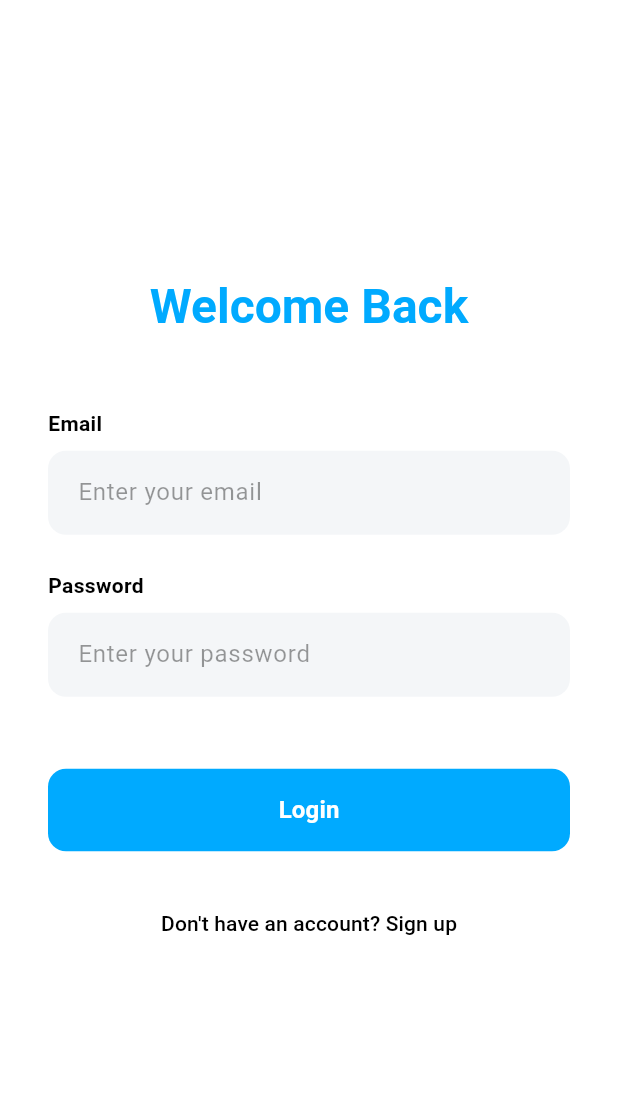
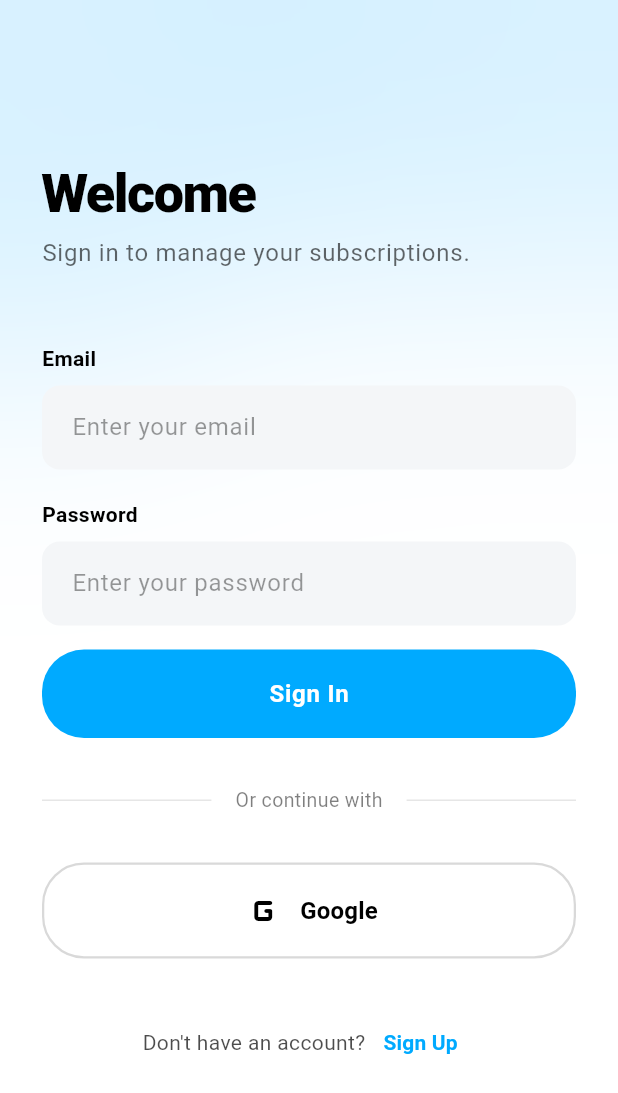
Before and after one commit to SP3CTRE404/premio-mobile-app, a Flutter app: the screen it shows after launch, on a phone screen of 412 x 824 dp. Shown: the top 1093 px of the screen. Run offline on Flutter 3.47's test engine with Material 3 defaults, Android fonts, the phone set to English and light mode, and no system bars; our stand-ins replace dio, flutter_riverpod, flutter_secure_storage, pdf, printing.

Commit message:
login and register screens

```diff
--- a/lib/features/auth/screens/login_screen.dart
+++ b/lib/features/auth/screens/login_screen.dart
@@ -1,10 +1,17 @@
 import 'package:flutter/material.dart';
 import 'package:flutter_riverpod/flutter_riverpod.dart';
+
+import '../../navigation/screens/main_scaffold.dart';
 import '../models/auth_request.dart';
 import '../providers/auth_provider.dart';
+import '../widgets/auth_background.dart';
+import '../widgets/auth_button.dart';
+import '../widgets/auth_divider.dart';
+import '../widgets/auth_header.dart';
+import '../widgets/auth_redirect.dart';
 import '../widgets/auth_text_field.dart';
+import '../widgets/google_sign_in_button.dart';
 import 'register_screen.dart';
-import '../../navigation/screens/main_scaffold.dart';
 
 class LoginScreen extends ConsumerStatefulWidget {
   const LoginScreen({super.key});
@@ -52,23 +59,23 @@ class _LoginScreenState extends ConsumerState<LoginScreen> {
     });
 
     return Scaffold(
-      body: SafeArea(
+      body: Stack(
+        children: [
+          const AuthBackground(),
+          SafeArea(
             child: Center(
               child: SingleChildScrollView(
-            padding: const EdgeInsets.symmetric(horizontal: 32.0),
+                padding: const EdgeInsets.symmetric(horizontal: 28.0),
                 child: Form(
                   key: _formKey,
                   child: Column(
                     mainAxisAlignment: MainAxisAlignment.center,
                     crossAxisAlignment: CrossAxisAlignment.stretch,
                     children: [
-                  Text(
-                    'Welcome Back',
-                    style: Theme.of(context).textTheme.headlineLarge?.copyWith(
-                      fontWeight: FontWeight.bold,
-                      color: Theme.of(context).primaryColor,
-                    ),
-                    textAlign: TextAlign.center,
+                      const SizedBox(height: 24),
+                      const AuthHeader(
+                        title: 'Welcome',
+                        subtitle: 'Sign in to manage your subscriptions.',
                       ),
                       const SizedBox(height: 48),
                       AuthTextField(
@@ -77,59 +84,48 @@ class _LoginScreenState extends ConsumerState<LoginScreen> {
                         controller: _emailController,
                         keyboardType: TextInputType.emailAddress,
                       ),
-                  const SizedBox(height: 24),
+                      const SizedBox(height: 20),
                       AuthTextField(
                         label: 'Password',
                         hint: 'Enter your password',
                         controller: _passwordController,
                         isPassword: true,
                       ),
-                  const SizedBox(height: 48),
-                  ElevatedButton(
-                    onPressed: authState == AuthStatus.loading ? null : _submit,
-                    style: ElevatedButton.styleFrom(
-                      backgroundColor: Theme.of(context).primaryColor,
-                      foregroundColor: Colors.white,
-                      padding: const EdgeInsets.symmetric(vertical: 16),
-                      shape: RoundedRectangleBorder(
-                        borderRadius: BorderRadius.circular(12),
+                      const SizedBox(height: 16),
+                      AuthButton(
+                        onPressed: _submit,
+                        label: 'Sign In',
+                        isLoading: authState == AuthStatus.loading,
                       ),
-                      elevation: 0,
+                      const SizedBox(height: 32),
+                      const AuthDivider(),
+                      const SizedBox(height: 32),
+                      GoogleSignInButton(
+                        onPressed: () {
+                          ScaffoldMessenger.of(context).showSnackBar(
+                            const SnackBar(content: Text('Google Sign-In coming soon!')),
+                          );
+                        },
                       ),
-                    child: authState == AuthStatus.loading
-                        ? const SizedBox(
-                            height: 24,
-                            width: 24,
-                            child: CircularProgressIndicator(
-                              color: Colors.white,
-                              strokeWidth: 2,
-                            ),
-                          )
-                        : const Text(
-                            'Login',
-                            style: TextStyle(fontSize: 16, fontWeight: FontWeight.bold),
-                          ),
-                  ),
-                  const SizedBox(height: 24),
-                  TextButton(
+                      const SizedBox(height: 32),
+                      AuthRedirect(
+                        text: 'Don\'t have an account?',
+                        buttonText: 'Sign Up',
                         onPressed: () {
                           Navigator.of(context).push(
                             MaterialPageRoute(builder: (_) => const RegisterScreen()),
                           );
                         },
-                    child: Text(
-                      'Don\'t have an account? Sign up',
-                      style: TextStyle(
-                        color: Theme.of(context).colorScheme.onSurface,
                       ),
-                    ),
-                  ),
+                      const SizedBox(height: 20),
                     ],
                   ),
                 ),
               ),
             ),
           ),
+        ],
+      ),
     );
   }
 }
--- /dev/null
+++ b/lib/features/auth/widgets/auth_background.dart
@@ -0,0 +1,46 @@
+import 'dart:ui';
+import 'package:flutter/material.dart';
+
+import '../../../core/theme/app_colors.dart';
+
+class AuthBackground extends StatelessWidget {
+  const AuthBackground({super.key});
+
+  @override
+  Widget build(BuildContext context) {
+    return Stack(
+      children: [
+        Positioned(
+          top: -100,
+          right: -50,
+          child: Container(
+            width: 300,
+            height: 300,
+            decoration: BoxDecoration(
+              shape: BoxShape.circle,
+              color: AppColors.cobaltBlue.withValues(alpha: 0.15),
+            ),
+          ),
+        ),
+        Positioned(
+          top: -50,
+          left: -100,
+          child: Container(
+            width: 300,
+            height: 300,
+            decoration: BoxDecoration(
+              shape: BoxShape.circle,
+              color: AppColors.cobaltBlue.withValues(alpha: 0.15),
+            ),
+          ),
+        ),
+        Positioned.fill(
+          child: BackdropFilter(
+            filter: ImageFilter.blur(sigmaX: 80, sigmaY: 80),
+            child: const SizedBox(),
+          ),
+        ),
+      ],
+    );
+  }
+}
--- /dev/null
+++ b/lib/features/auth/widgets/auth_button.dart
@@ -0,0 +1,45 @@
+import 'package:flutter/material.dart';
+
+import '../../../core/theme/app_colors.dart';
+
+class AuthButton extends StatelessWidget {
+  final VoidCallback? onPressed;
+  final String label;
+  final bool isLoading;
+
+  const AuthButton({
+    super.key,
+    required this.onPressed,
+    required this.label,
+    this.isLoading = false,
+  });
+
+  @override
+  Widget build(BuildContext context) {
+    return FilledButton(
+      onPressed: isLoading ? null : onPressed,
+      style: FilledButton.styleFrom(
+        backgroundColor: AppColors.cobaltBlue,
+        foregroundColor: Colors.white,
+        padding: const EdgeInsets.symmetric(vertical: 18),
+        shape: RoundedRectangleBorder(
+          borderRadius: BorderRadius.circular(28),
+        ),
+        elevation: 0,
+      ),
+      child: isLoading
+          ? const SizedBox(
+              height: 24,
+              width: 24,
+              child: CircularProgressIndicator(
+                color: Colors.white,
+                strokeWidth: 2.5,
+              ),
+            )
+          : Text(
+              label,
+              style: const TextStyle(fontSize: 16, fontWeight: FontWeight.bold, letterSpacing: 0.5),
+            ),
+    );
+  }
+}
--- /dev/null
+++ b/lib/features/auth/widgets/auth_divider.dart
@@ -0,0 +1,23 @@
+import 'package:flutter/material.dart';
+
+class AuthDivider extends StatelessWidget {
+  const AuthDivider({super.key});
+
+  @override
+  Widget build(BuildContext context) {
+    final colorScheme = Theme.of(context).colorScheme;
+    return Row(
+      children: [
+        Expanded(child: Divider(color: colorScheme.onSurface.withValues(alpha: 0.1))),
+        Padding(
+          padding: const EdgeInsets.symmetric(horizontal: 16),
+          child: Text(
+            'Or continue with',
+            style: TextStyle(color: colorScheme.onSurface.withValues(alpha: 0.5), fontSize: 13),
+          ),
+        ),
+        Expanded(child: Divider(color: colorScheme.onSurface.withValues(alpha: 0.1))),
+      ],
+    );
+  }
+}
--- /dev/null
+++ b/lib/features/auth/widgets/auth_header.dart
@@ -0,0 +1,42 @@
+import 'package:flutter/material.dart';
+
+class AuthHeader extends StatelessWidget {
+  final String title;
+  final String subtitle;
+
+  const AuthHeader({
+    super.key,
+    required this.title,
+    required this.subtitle,
+  });
+
+  @override
+  Widget build(BuildContext context) {
+    final theme = Theme.of(context);
+    final colorScheme = theme.colorScheme;
+
+    return Column(
+      crossAxisAlignment: CrossAxisAlignment.stretch,
+      children: [
+        Text(
+          title,
+          style: theme.textTheme.displaySmall?.copyWith(
+            fontWeight: FontWeight.w900,
+            height: 1.1,
+            letterSpacing: -1,
+            color: colorScheme.onSurface,
+          ),
+          textAlign: TextAlign.left,
+        ),
+        const SizedBox(height: 8),
+        Text(
+          subtitle,
+          style: theme.textTheme.bodyLarge?.copyWith(
+            color: colorScheme.onSurface.withValues(alpha: 0.6),
+          ),
+          textAlign: TextAlign.left,
+        ),
+      ],
+    );
+  }
+}
--- /dev/null
+++ b/lib/features/auth/widgets/auth_redirect.dart
@@ -0,0 +1,35 @@
+import 'package:flutter/material.dart';
+
+import '../../../core/theme/app_colors.dart';
+
+class AuthRedirect extends StatelessWidget {
+  final String text;
+  final String buttonText;
+  final VoidCallback onPressed;
+
+  const AuthRedirect({
+    super.key,
+    required this.text,
+    required this.buttonText,
+    required this.onPressed,
+  });
+
+  @override
+  Widget build(BuildContext context) {
+    final colorScheme = Theme.of(context).colorScheme;
+    return Row(
+      mainAxisAlignment: MainAxisAlignment.center,
+      children: [
+        Text(
+          text,
+          style: TextStyle(color: colorScheme.onSurface.withValues(alpha: 0.7)),
+        ),
+        TextButton(
+          onPressed: onPressed,
+          style: TextButton.styleFrom(foregroundColor: AppColors.cobaltBlue),
+          child: Text(buttonText, style: const TextStyle(fontWeight: FontWeight.bold)),
+        ),
+      ],
+    );
+  }
+}
--- /dev/null
+++ b/lib/features/auth/widgets/google_sign_in_button.dart
@@ -0,0 +1,34 @@
+import 'package:flutter/material.dart';
+
+class GoogleSignInButton extends StatelessWidget {
+  final VoidCallback onPressed;
+
+  const GoogleSignInButton({super.key, required this.onPressed});
+
+  @override
+  Widget build(BuildContext context) {
+    final colorScheme = Theme.of(context).colorScheme;
+    return OutlinedButton(
+      onPressed: onPressed,
+      style: OutlinedButton.styleFrom(
+        foregroundColor: colorScheme.onSurface,
+        side: BorderSide(color: colorScheme.onSurface.withValues(alpha: 0.15), width: 1.5),
+        padding: const EdgeInsets.symmetric(vertical: 16),
+        shape: RoundedRectangleBorder(
+          borderRadius: BorderRadius.circular(28),
+        ),
+      ),
+      child: Row(
+        mainAxisAlignment: MainAxisAlignment.center,
+        children: [
+          Icon(Icons.g_mobiledata_rounded, size: 32, color: colorScheme.onSurface),
+          const SizedBox(width: 8),
+          const Text(
+            'Google',
+            style: TextStyle(fontSize: 16, fontWeight: FontWeight.bold),
+          ),
+        ],
+      ),
+    );
+  }
+}
```
Also changed, not shown: lib/features/auth/screens/register_screen.dart (+71 -50 lines). Lines whose indentation alone changed are shown as unchanged.
